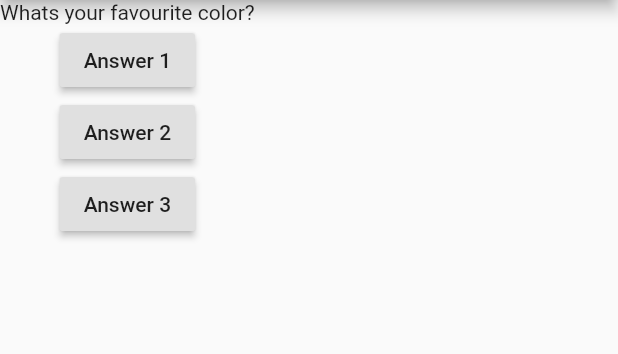
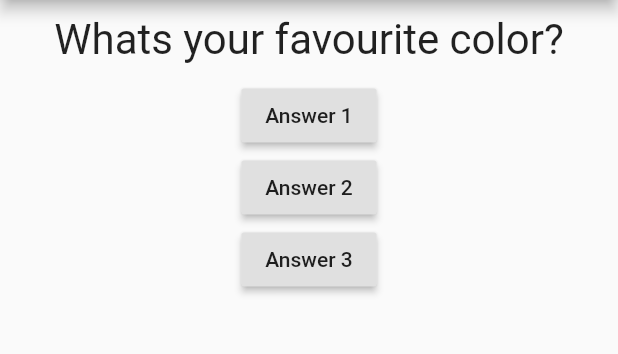
Before and after one commit to MuhweziDeo/flutter_quiz_app, a Flutter app: the screen it shows after launch, on a phone screen of 412 x 824 dp, the part 84-438 px from its top. Run offline on Flutter 3.47's test engine with Material 2 defaults, Android fonts, the phone set to English and light mode, and no system bars.

Commit message:
add styling

```diff
--- a/lib/question.dart
+++ b/lib/question.dart
@@ -7,6 +7,15 @@ class Question extends StatelessWidget {
 
   @override
   Widget build(BuildContext context) {
-    return Text(questionText);
+    return Container(
+      width: double.infinity,
+      margin: EdgeInsets.all(10),
+      child:Text(
+      questionText,
+      style: TextStyle(
+        fontSize: 28,
+      ),
+      textAlign: TextAlign.center,
+    ));
   }
 }
```
